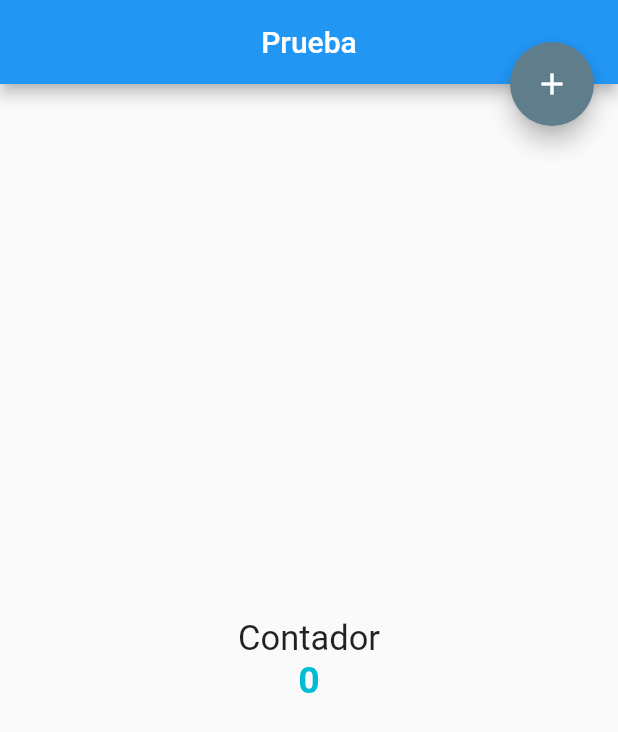
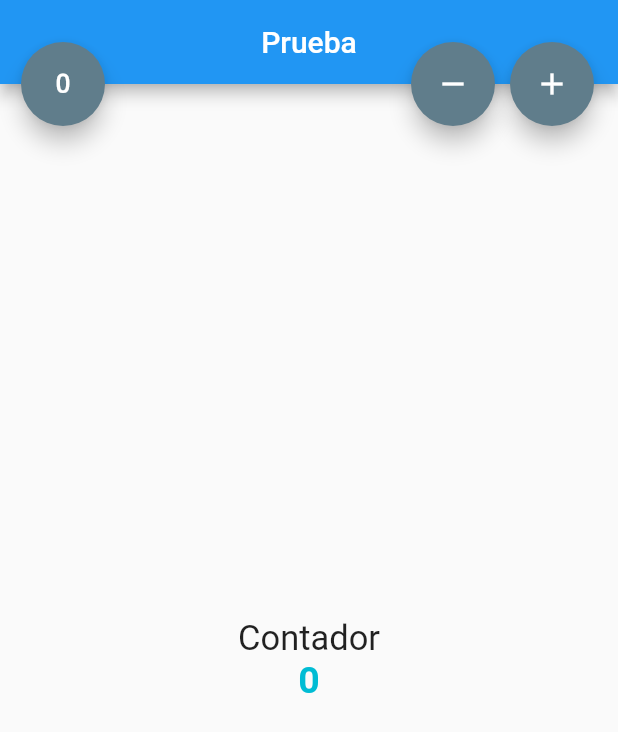
Before and after one commit to dev-cac/test, a Flutter app: the screen it shows after launch, on a phone screen of 412 x 824 dp. Shown: the top 732 px of the screen. Run offline on Flutter 3.47's test engine with Material 2 defaults, Android fonts, the phone set to English and light mode, and no system bars.

Commit message:
feat: funcionalidad de contador

```diff
--- a/hello_flutter/lib/src/pages/counter_page.dart
+++ b/hello_flutter/lib/src/pages/counter_page.dart
@@ -40,7 +40,38 @@ class _CounterPageState extends State<CounterPage> {
         )
       ),
       floatingActionButtonLocation: FloatingActionButtonLocation.endTop,
-      floatingActionButton: FloatingActionButton(
+      floatingActionButton: _createButtons()
+    );
+  }
+
+  Widget _createButtons() {
+    return Row(
+      mainAxisAlignment: MainAxisAlignment.end,
+      children: [
+        SizedBox(width: 30),
+        FloatingActionButton(
+            onPressed: () {
+              setState(() {
+                _conteo = 0;
+              });
+            },
+            child: const Icon(Icons.exposure_zero),
+            splashColor: Colors.amber,
+            backgroundColor: Colors.blueGrey,
+        ),
+        Expanded(child: SizedBox()),
+        FloatingActionButton(
+            onPressed: () {
+              setState(() {
+                _conteo--;
+              });
+            },
+            child: const Icon(Icons.remove),
+            splashColor: Colors.amber,
+            backgroundColor: Colors.blueGrey,
+        ),
+        SizedBox(width: 10),
+        FloatingActionButton(
             onPressed: () {
               setState(() {
                 _conteo++;
@@ -49,7 +80,8 @@ class _CounterPageState extends State<CounterPage> {
             child: const Icon(Icons.add),
             splashColor: Colors.amber,
             backgroundColor: Colors.blueGrey,
-      ),
+        )
+      ],
     );
   }
 }
```
Lines whose indentation alone changed are shown as unchanged.
